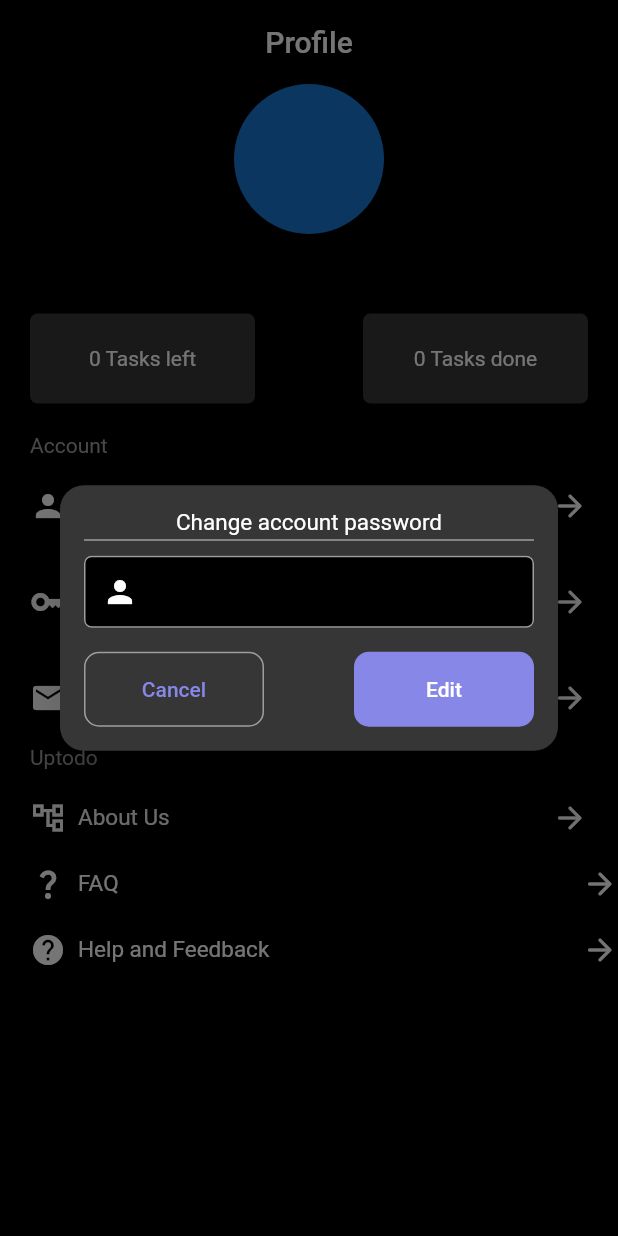
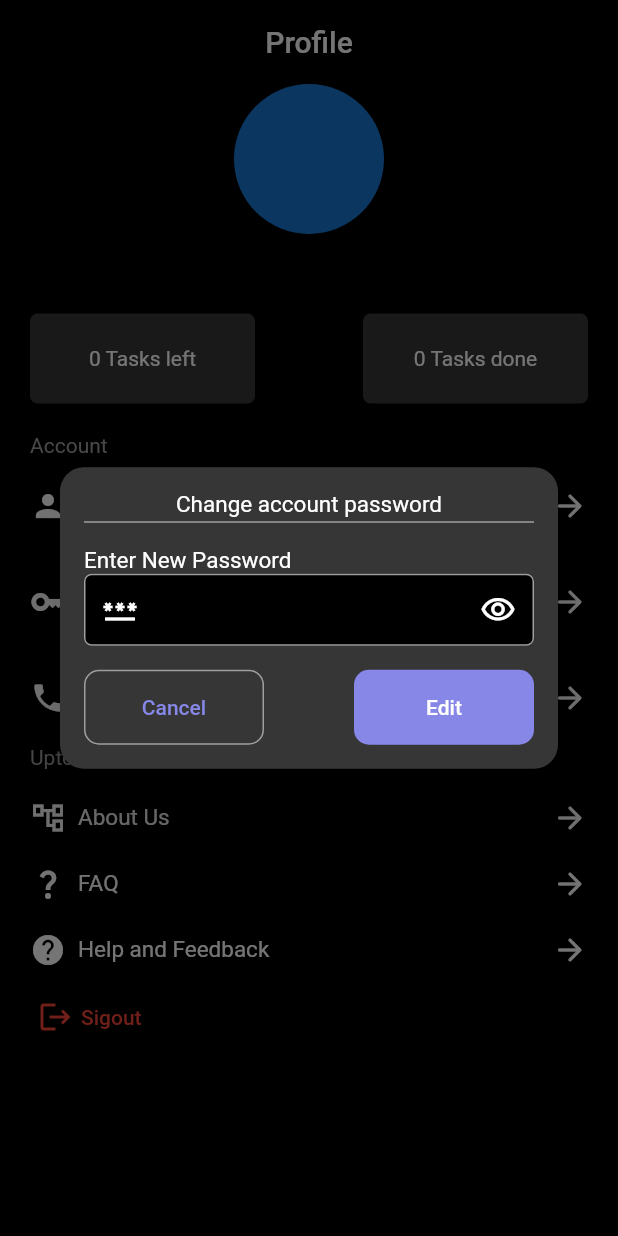
Before and after one commit to mahmoudradwan11/Ready, a Flutter app: the ProfileScreen screen opened directly, after a tap on "Change account password", on a phone screen of 412 x 824 dp. Run offline on Flutter 3.47's test engine with Material 3 defaults, Android fonts, the phone set to English and light mode, and no system bars; our stand-ins replace bloc, dio, flutter_bloc, fluttertoast, font_awesome_flutter, hexcolor and 9 more; missing offline and left inert: slide_action, spotlight_bottom_navbar, svg_flutter; accounts and stored records are empty; network calls fail.

Commit message:
Profile V3

```diff
--- a/lib/core/controllers/user_controller/user_states.dart
+++ b/lib/core/controllers/user_controller/user_states.dart
@@ -6,3 +6,9 @@ class LoadingGetUserDataState extends UserStates {}
 class EditUserDataState extends UserStates {}
 class ErrorEditUserDataState extends UserStates {}
 class LoadingEditUserDataState extends UserStates {}
+class RegisterChangePasswordVisibility extends UserStates{}
+class ResetPasswordLoadingState extends UserStates{}
+class ResetPasswordDone extends UserStates{}
+class ErrorResetPassword extends UserStates{}
+class UserLogoutState extends UserStates{}
+class UserLogoutFailedState extends UserStates{}
--- a/lib/core/mangers/routes.dart
+++ b/lib/core/mangers/routes.dart
@@ -73,8 +73,8 @@ class SliderRight extends PageRouteBuilder {
               var tween = Tween(begin: begin, end: end);
               var curvesAnimated =
                   CurvedAnimation(parent: animation, curve: Curves.linear);
-              return RotationTransition(
-                turns: tween.animate(curvesAnimated),
+              return ScaleTransition(
+                scale: tween.animate(curvesAnimated),
                 child: child,
               );
             });
--- a/lib/screens/screens/profile.dart
+++ b/lib/screens/screens/profile.dart
@@ -1,7 +1,10 @@
+import 'package:flutter/cupertino.dart';
 import 'package:flutter/material.dart';
 import 'package:flutter_bloc/flutter_bloc.dart';
 import 'package:hexcolor/hexcolor.dart';
 import 'package:hive/hive.dart';
+import 'package:quickalert/models/quickalert_type.dart';
+import 'package:quickalert/widgets/quickalert_dialog.dart';
 import 'package:ready/core/controllers/Task_cubit/task_cubit.dart';
 import 'package:ready/core/controllers/Task_cubit/task_states.dart';
 import 'package:ready/core/controllers/user_controller/user_cubit.dart';
@@ -11,10 +14,10 @@ import 'package:ready/core/mangers/values.dart';
 import 'package:ready/screens/widgets/button.dart';
 import 'package:ready/screens/widgets/profile.dart';
 import 'package:ready/screens/widgets/text_form_feild.dart';
+import 'package:slide_action/slide_action.dart';
 
 class ProfileScreen extends StatelessWidget {
   const ProfileScreen({super.key});
-
   @override
   Widget build(BuildContext context) {
     return BlocConsumer<UserCubit, UserStates>(
@@ -22,11 +25,10 @@ class ProfileScreen extends StatelessWidget {
       builder: (context, state) {
         UserCubit cubit = UserCubit.get(context);
         var nameController = TextEditingController();
-        var emailController = TextEditingController();
+        var passwordController = TextEditingController();
         var phoneController = TextEditingController();
         var model = cubit.userModel;
         nameController.text = model!.user!.name!;
-        emailController.text = model.user!.email!;
         phoneController.text = model.user!.phone!;
         return Scaffold(
           appBar: AppBar(
@@ -46,9 +48,12 @@ class ProfileScreen extends StatelessWidget {
                   Center(
                     child: CircleAvatar(
                         radius: 50,
-                      backgroundImage:
-                          NetworkImage(cubit.userModel!.user!.profileImage!),
-                    ),
+                        backgroundImage: cubit.userModel!.user!.profileImage ==
+                                null
+                            ? const NetworkImage(
+                                'https://th.bing.com/th/id/OIP.bbEC4zuJyYZq2FwlY1w1kAHaHa?pid=ImgDet&rs=1')
+                            : NetworkImage(
+                                cubit.userModel!.user!.profileImage!)),
                   ),
                   SizedBox(
                     height: 10,
@@ -112,11 +117,14 @@ class ProfileScreen extends StatelessWidget {
                     ),
                   ),
                   Padding(
-                    padding: const EdgeInsets.only(left: 20.0,right: 20.0),
-                    child: Text('Account',style: TextStyle(color: AppColors.greyColor),),
+                    padding: const EdgeInsets.only(left: 20.0, right: 20.0),
+                    child: Text(
+                      'Account',
+                      style: TextStyle(color: AppColors.greyColor),
+                    ),
                   ),
                   InkWell(
-                    onTap:(){
+                    onTap: () {
                       showDialog(
                           context: context,
                           builder: (context) {
@@ -138,21 +146,26 @@ class ProfileScreen extends StatelessWidget {
                                         color: AppColors.whiteColor,
                                       ),
                                     ),
-                                    SizedBox(height:2),
-                                    Container(height: 1,color: AppColors.greyColor,),
-                                    SizedBox(height:10),
+                                    SizedBox(height: 2),
+                                    Container(
+                                      height: 1,
+                                      color: AppColors.greyColor,
+                                    ),
+                                    SizedBox(height: 10),
                                     DefaultFieldForm(
                                       controller: nameController,
                                       keyboard: TextInputType.name,
                                       valid: (value) {},
                                       prefix: Icons.person,
-                                      hintStyle: const TextStyle(color: Colors.grey),
-                                      labelStyle: TextStyle(color:AppColors.greyColor
-                                    ),
+                                      hintStyle:
+                                          const TextStyle(color: Colors.grey),
+                                      labelStyle:
+                                          TextStyle(color: AppColors.greyColor),
                                     ),
                                     SizedBox(height: 16),
                                     Row(
-                                      mainAxisAlignment: MainAxisAlignment.spaceBetween,
+                                      mainAxisAlignment:
+                                          MainAxisAlignment.spaceBetween,
                                       children: [
                                         DefaultButton(
                                             width: 120,
@@ -160,19 +173,26 @@ class ProfileScreen extends StatelessWidget {
                                             borderColor: AppColors.greyColor,
                                             buttonWidget: Text(
                                               "Cancel",
-                                              style: TextStyle(color: AppColors.primeColor),
+                                              style: TextStyle(
+                                                  color: AppColors.primeColor),
                                             ),
                                             function: () {
                                               Navigator.pop(context);
                                             }),
                                         DefaultButton(
                                             width: 120,
-                                            backgroundColor: AppColors.primeColor,
+                                            backgroundColor:
+                                                AppColors.primeColor,
                                             buttonWidget: Text(
                                               "Edit",
-                                              style: TextStyle(color: AppColors.whiteColor),
+                                              style: TextStyle(
+                                                  color: AppColors.whiteColor),
                                             ),
-                                            function: () {})
+                                            function: () {
+                                              cubit.editProfile(
+                                                  nameController.text,
+                                                  phoneController.text);
+                                            })
                                       ],
                                     ),
                                   ],
@@ -183,11 +203,11 @@ class ProfileScreen extends StatelessWidget {
                     },
                     child: Padding(
                         padding: const EdgeInsets.all(20.0),
-                      child: buildProfileItem('Change account name',Icons.person)
-                    ),
+                        child: buildProfileItem(
+                            'Change account name', Icons.person)),
                   ),
                   InkWell(
-                    onTap:(){
+                    onTap: () {
                       showDialog(
                           context: context,
                           builder: (context) {
@@ -209,21 +229,41 @@ class ProfileScreen extends StatelessWidget {
                                         color: AppColors.whiteColor,
                                       ),
                                     ),
-                                    SizedBox(height:2),
-                                    Container(height: 1,color: AppColors.greyColor,),
-                                    SizedBox(height:10),
+                                    SizedBox(height: 2),
+                                    Container(
+                                      height: 1,
+                                      color: AppColors.greyColor,
+                                    ),
+                                    SizedBox(height: 16),
+                                    Align(
+                                      alignment: AlignmentDirectional.topStart,
+                                      child: Text(
+                                        'Enter New Password',
+                                        style: TextStyle(
+                                          fontSize: AppFontSize.fontSize15,
+                                          color: AppColors.whiteColor,
+                                        ),
+                                      ),
+                                    ),
                                     DefaultFieldForm(
-                                      controller: phoneController,
-                                      keyboard: TextInputType.name,
+                                      controller: passwordController,
+                                      keyboard: TextInputType.visiblePassword,
                                       valid: (value) {},
-                                      prefix: Icons.person,
-                                      hintStyle: const TextStyle(color: Colors.grey),
-                                      labelStyle: TextStyle(color:AppColors.greyColor
-                                      ),
+                                      prefix: Icons.password,
+                                      show: cubit.isPassword,
+                                      suffix: cubit.suffix,
+                                      suffixPress: () {
+                                        cubit.changePasswordVisibility();
+                                      },
+                                      hintStyle:
+                                          const TextStyle(color: Colors.grey),
+                                      labelStyle:
+                                          TextStyle(color: AppColors.greyColor),
                                     ),
                                     SizedBox(height: 16),
                                     Row(
-                                      mainAxisAlignment: MainAxisAlignment.spaceBetween,
+                                      mainAxisAlignment:
+                                          MainAxisAlignment.spaceBetween,
                                       children: [
                                         DefaultButton(
                                             width: 120,
@@ -231,19 +271,26 @@ class ProfileScreen extends StatelessWidget {
                                             borderColor: AppColors.greyColor,
                                             buttonWidget: Text(
                                               "Cancel",
-                                              style: TextStyle(color: AppColors.primeColor),
+                                              style: TextStyle(
+                                                  color: AppColors.primeColor),
                                             ),
                                             function: () {
                                               Navigator.pop(context);
                                             }),
                                         DefaultButton(
                                             width: 120,
-                                            backgroundColor: AppColors.primeColor,
+                                            backgroundColor:
+                                                AppColors.primeColor,
                                             buttonWidget: Text(
                                               "Edit",
-                                              style: TextStyle(color: AppColors.whiteColor),
+                                              style: TextStyle(
+                                                  color: AppColors.whiteColor),
                                             ),
-                                            function: () {})
+                                            function: () {
+                                              cubit.resetPassword(
+                                                  passwordController.text);
+                                              Navigator.pop(context);
+                                            })
                                       ],
                                     ),
                                   ],
@@ -254,11 +301,11 @@ class ProfileScreen extends StatelessWidget {
                     },
                     child: Padding(
                         padding: const EdgeInsets.all(20.0),
-                        child: buildProfileItem('Change account password',Icons.key)
-                    ),
+                        child: buildProfileItem(
+                            'Change account password', Icons.key)),
                   ),
                   InkWell(
-                    onTap:(){
+                    onTap: () {
                       showDialog(
                           context: context,
                           builder: (context) {
@@ -274,27 +321,32 @@ class ProfileScreen extends StatelessWidget {
                                   crossAxisAlignment: CrossAxisAlignment.center,
                                   children: [
                                     Text(
-                                      'Change account email',
+                                      'Change account phone',
                                       style: TextStyle(
                                         fontSize: AppFontSize.fontSize15,
                                         color: AppColors.whiteColor,
                                       ),
                                     ),
-                                    SizedBox(height:2),
-                                    Container(height: 1,color: AppColors.greyColor,),
-                                    SizedBox(height:10),
+                                    SizedBox(height: 2),
+                                    Container(
+                                      height: 1,
+                                      color: AppColors.greyColor,
+                                    ),
+                                    SizedBox(height: 10),
                                     DefaultFieldForm(
-                                      controller: emailController,
+                                      controller: phoneController,
                                       keyboard: TextInputType.emailAddress,
                                       valid: (value) {},
                                       prefix: Icons.person,
-                                      hintStyle: const TextStyle(color: Colors.grey),
-                                      labelStyle: TextStyle(color:AppColors.greyColor
-                                      ),
+                                      hintStyle:
+                                          const TextStyle(color: Colors.grey),
+                                      labelStyle:
+                                          TextStyle(color: AppColors.greyColor),
                                     ),
                                     SizedBox(height: 16),
                                     Row(
-                                      mainAxisAlignment: MainAxisAlignment.spaceBetween,
+                                      mainAxisAlignment:
+                                          MainAxisAlignment.spaceBetween,
                                       children: [
                                         DefaultButton(
                                             width: 120,
@@ -302,19 +354,26 @@ class ProfileScreen extends StatelessWidget {
                                             borderColor: AppColors.greyColor,
                                             buttonWidget: Text(
                                               "Cancel",
-                                              style: TextStyle(color: AppColors.primeColor),
+                                              style: TextStyle(
+                                                  color: AppColors.primeColor),
                                             ),
                                             function: () {
                                               Navigator.pop(context);
                                             }),
                                         DefaultButton(
                                             width: 120,
-                                            backgroundColor: AppColors.primeColor,
+                                            backgroundColor:
+                                                AppColors.primeColor,
                                             buttonWidget: Text(
                                               "Edit",
-                                              style: TextStyle(color: AppColors.whiteColor),
+                                              style: TextStyle(
+                                                  color: AppColors.whiteColor),
                                             ),
-                                            function: () {})
+                                            function: () {
+                                              cubit.editProfile(
+                                                  nameController.text,
+                                                  phoneController.text);
+                                            })
                                       ],
                                     ),
                                   ],
@@ -325,35 +384,56 @@ class ProfileScreen extends StatelessWidget {
                     },
                     child: Padding(
                         padding: const EdgeInsets.all(20.0),
-                        child: buildProfileItem('Change account email',Icons.email)
+                        child: buildProfileItem(
+                            'Change account phone', Icons.phone)),
+                  ),
+                  Padding(
+                    padding: const EdgeInsets.only(left: 20.0, right: 20.0),
+                    child: Text(
+                      'Uptodo',
+                      style: TextStyle(color: AppColors.greyColor),
+                    ),
+                  ),
+                  InkWell(
+                    onTap: () {},
+                    child: Padding(
+                        padding: const EdgeInsets.all(20.0),
+                        child: buildProfileItem(
+                            'About Us', Icons.account_tree_outlined)),
+                  ),
+                  Padding(
+                    padding: const EdgeInsets.only(right: 20.0),
+                    child: InkWell(
+                      onTap: () {},
+                      child: Padding(
+                          padding:
+                              const EdgeInsets.only(left: 20.0, bottom: 20.0),
+                          child: buildProfileItem('FAQ', Icons.question_mark)),
                     ),
                   ),
                   Padding(
-                    padding: const EdgeInsets.only(left: 20.0,right: 20.0),
-                    child: Text('Uptodo',style: TextStyle(color: AppColors.greyColor),),
-                  ),
-                  InkWell(
-                    onTap:(){},
+                    padding: const EdgeInsets.only(right: 20.0),
+                    child: InkWell(
+                      onTap: () {},
                       child: Padding(
-                        padding: const EdgeInsets.all(20.0),
-                        child: buildProfileItem('About Us',Icons.account_tree_outlined)
+                          padding: const EdgeInsets.only(left: 20.0),
+                          child: buildProfileItem(
+                              'Help and Feedback', Icons.help)),
                     ),
                   ),
-                  InkWell(
-                    onTap:(){},
-                    child: Padding(
-                        padding: const EdgeInsets.only(left: 20.0,bottom: 20.0),
-                        child: buildProfileItem('FAQ',Icons.question_mark)
+                  Padding(
+                    padding: const EdgeInsets.all(8.0),
+                    child: DefaultButton(buttonWidget:Row(
+                      children: [
+                        Icon(Icons.logout,color: Colors.red,),
+                        SizedBox(width: 5,),
+                        Text('Sigout',style: TextStyle(color:Colors.red),)
+                      ],
                     ),
+                        function:(){
+                      cubit.userLayout(context);
+                    }),
                   ),
-                  InkWell(
-                    onTap:(){},
-                    child: Padding(
-                        padding: const EdgeInsets.only(left: 20.0),
-                        child: buildProfileItem('Help and Feedback',Icons.help)
-                    ),
-                  ),
-
                 ],
               ),
             ),
--- a/lib/screens/screens/task_detials.dart
+++ b/lib/screens/screens/task_detials.dart
@@ -22,7 +22,9 @@ class TaskDetials extends StatelessWidget {
         return Scaffold(
           appBar: AppBar(
             backgroundColor: AppColors.defaultColor,
-            leading: IconButton(onPressed:(){}, icon:Icon(Icons.close,color: AppColors.whiteColor,)),
+            leading: IconButton(onPressed:(){
+              Navigator.pop(context);
+            }, icon:Icon(Icons.close,color: AppColors.whiteColor,)),
           ),
           body: Padding(
             padding: const EdgeInsets.all(10.0),
--- a/pubspec.yaml
+++ b/pubspec.yaml
@@ -50,6 +50,7 @@ dependencies:
   spotlight_bottom_navbar:
   intl:
   quickalert:
+  slide_action:
   # The following adds the Cupertino Icons font to your application.
   # Use with the CupertinoIcons class for iOS style icons.
   cupertino_icons: ^1.0.8
```
Also changed, not shown: lib/core/controllers/user_controller/user_cubit.dart (+47 -4 lines), lib/screens/widgets/task_item.dart (+5 -2 lines), pubspec.lock. Lines whose indentation alone changed are shown as unchanged.
